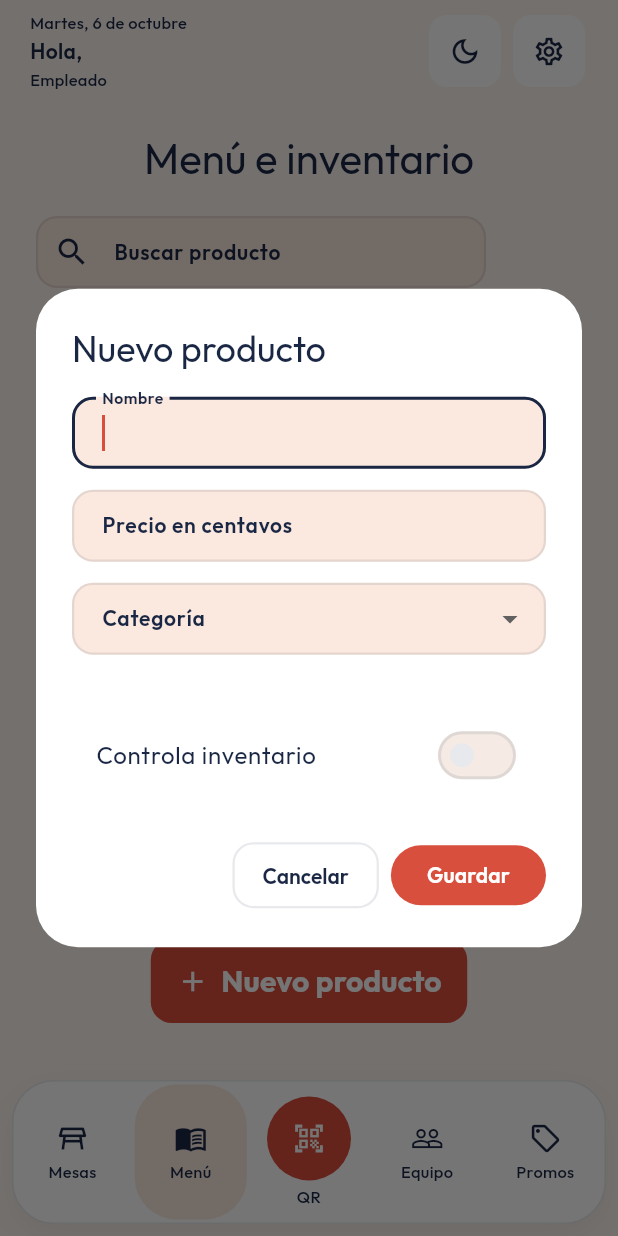
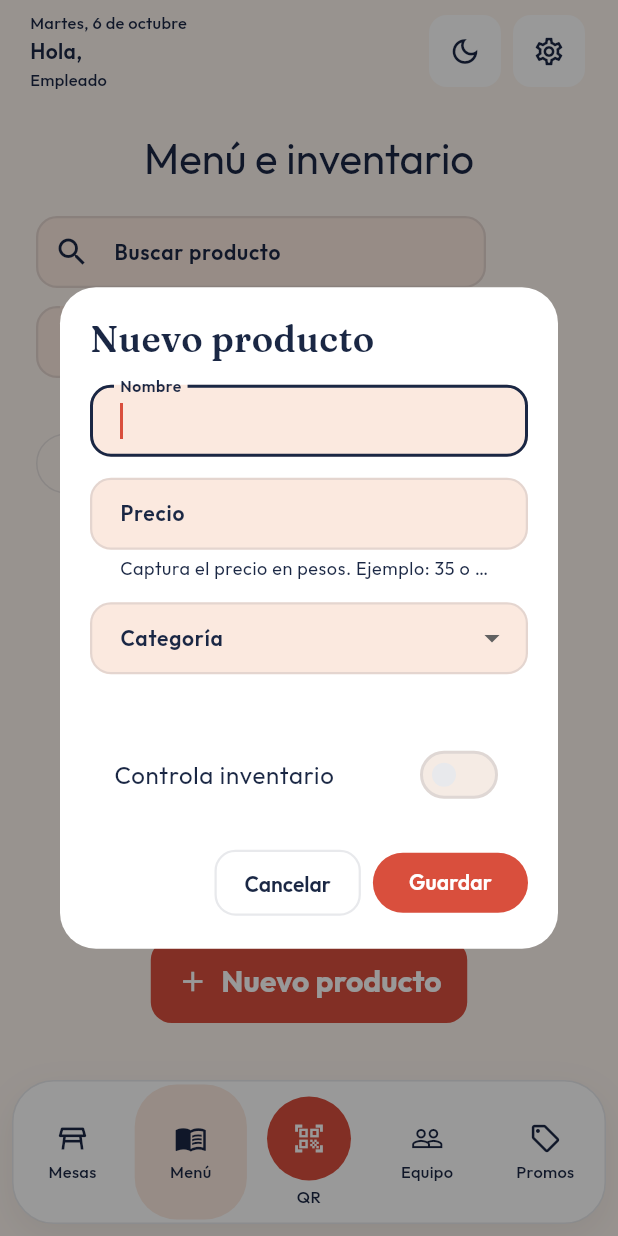
Before and after one commit to RVMiranda/flutter_carnitas_manager, a Flutter app: the InventoryView screen opened by its route, after a tap on "Nuevo producto", on a phone screen of 412 x 824 dp. Run offline on Flutter 3.47's test engine with Material 3 defaults, Android fonts, the phone set to English and light mode, and no system bars; our stand-ins replace connectivity_plus, drift, drift_flutter, flutter_dotenv, flutter_riverpod, go_router and 2 more; missing offline and left inert: mobile_scanner; accounts and stored records are empty; generated files the repository leaves out were written again.

Commit message:
fix: repair inventory sync and product pricing

```diff
--- a/lib/core/utils/currency_utils.dart
+++ b/lib/core/utils/currency_utils.dart
@@ -23,6 +23,14 @@ abstract final class CurrencyUtils {
     );
     if (cents == null) throw const FormatException('Importe fuera de rango.');
     return cents;
+  }
+
+  static bool isValidPesos(String pesos) {
+    try {
+      return pesosToCentavos(pesos) >= 0;
+    } on FormatException {
+      return false;
+    }
   }
 
   /// Formatea centavos como string de moneda para mostrar al usuario.
--- a/lib/features/inventory/domain/inventory_models.dart
+++ b/lib/features/inventory/domain/inventory_models.dart
@@ -1,4 +1,5 @@
 import 'package:uuid/uuid.dart';
+import '../../../core/utils/currency_utils.dart';
 
 enum InventoryMovementType { entry, sale, adjustment, cancellation, waste }
 
@@ -71,7 +72,10 @@ class ProductDraft {
 enum InventorySyncStatus { synced, pendingSync, rejected, requiresReview }
 
 class InventoryCatalogItem {
-  const InventoryCatalogItem({required this.product, this.syncStatus = InventorySyncStatus.synced});
+  const InventoryCatalogItem({
+    required this.product,
+    this.syncStatus = InventorySyncStatus.synced,
+  });
   final Object product;
   final InventorySyncStatus syncStatus;
 }
@@ -81,16 +85,24 @@ class ProductFormRules {
   static String? name(String? value) => value == null || value.trim().length < 2
       ? 'Escribe un nombre de al menos 2 caracteres.'
       : null;
-  static String? category(String? value) => value == null || value.trim().isEmpty
+  static String? category(String? value) =>
+      value == null || value.trim().isEmpty
       ? 'Selecciona una categoría.'
       : null;
   static String? price(String? value) {
     final parsed = int.tryParse((value ?? '').trim());
     return parsed == null || parsed < 0 ? 'Precio inválido en centavos.' : null;
   }
+
+  static String? pricePesos(String? value) =>
+      value == null || !CurrencyUtils.isValidPesos(value)
+      ? 'Precio inválido.'
+      : null;
   static String? stock(String? value) {
     final parsed = int.tryParse((value ?? '').trim());
-    return parsed == null || parsed < 0 ? 'Usa una cantidad entera no negativa.' : null;
+    return parsed == null || parsed < 0
+        ? 'Usa una cantidad entera no negativa.'
+        : null;
   }
 }
 
--- a/lib/features/inventory/presentation/inventory_view.dart
+++ b/lib/features/inventory/presentation/inventory_view.dart
@@ -2,6 +2,7 @@ import 'package:flutter/material.dart';
 import 'package:flutter_riverpod/flutter_riverpod.dart';
 import 'package:exquisssita_manager/shared/widgets/exquisssita_components.dart';
 import 'package:exquisssita_manager/data/local/database/app_database.dart';
+import 'package:exquisssita_manager/core/utils/currency_utils.dart';
 import '../domain/inventory_models.dart';
 import 'inventory_view_model.dart';
 
@@ -185,7 +186,9 @@ class _InventoryViewState extends ConsumerState<InventoryView> {
   ]) async {
     final name = TextEditingController(text: product?.nombre ?? ''),
         price = TextEditingController(
-          text: product == null ? '' : '${product.precioCentavos}',
+          text: product == null
+              ? ''
+              : '${product.precioCentavos ~/ 100}.${(product.precioCentavos % 100).abs().toString().padLeft(2, '0')}',
         ),
         category = TextEditingController(text: product?.categoria ?? ''),
         minimum = TextEditingController(
@@ -194,16 +197,39 @@ class _InventoryViewState extends ConsumerState<InventoryView> {
         initial = TextEditingController(text: '0');
     var controlled = product?.controlaInventario ?? false;
     final form = GlobalKey<FormState>();
-    await showDialog(
+    await showExquisssitaModal(
       context: context,
       builder: (dialogContext) => StatefulBuilder(
-        builder: (context, setState) => AlertDialog(
-          insetPadding: const EdgeInsets.symmetric(
-            horizontal: 24,
-            vertical: 28,
-          ),
-          title: Text(product == null ? 'Nuevo producto' : 'Editar producto'),
-          content: SizedBox(
+        builder: (context, setState) => ExquisssitaModal(
+          title: product == null ? 'Nuevo producto' : 'Editar producto',
+          equalActions: true,
+          actions: [
+            OutlinedButton(
+              onPressed: () => Navigator.pop(context),
+              child: const Text('Cancelar'),
+            ),
+            FilledButton(
+              onPressed: () async {
+                if (!form.currentState!.validate()) return;
+                await vm.save(
+                  ProductDraft(
+                    id: product?.id,
+                    name: name.text,
+                    priceCents: CurrencyUtils.pesosToCentavos(price.text),
+                    category: category.text,
+                    tracksInventory: controlled,
+                    minimumStock: int.parse(minimum.text),
+                    initialStock: int.parse(
+                      initial.text.isEmpty ? '0' : initial.text,
+                    ),
+                  ),
+                );
+                if (context.mounted) Navigator.pop(context);
+              },
+              child: const Text('Guardar'),
+            ),
+          ],
+          child: SizedBox(
             width: 520,
             child: Form(
               key: form,
@@ -221,10 +247,15 @@ class _InventoryViewState extends ConsumerState<InventoryView> {
                     TextFormField(
                       controller: price,
                       decoration: const InputDecoration(
-                        labelText: 'Precio en centavos',
+                        labelText: 'Precio',
+                        prefixText: '\$ ',
+                        helperText:
+                            'Captura el precio en pesos. Ejemplo: 35 o 35.50',
                       ),
-                      keyboardType: TextInputType.number,
-                      validator: ProductFormRules.price,
+                      keyboardType: const TextInputType.numberWithOptions(
+                        decimal: true,
+                      ),
+                      validator: ProductFormRules.pricePesos,
                     ),
                     DropdownButtonFormField<String>(
                       initialValue: _fixedCategories.contains(category.text)
@@ -275,32 +306,6 @@ class _InventoryViewState extends ConsumerState<InventoryView> {
               ),
             ),
           ),
-          actions: [
-            OutlinedButton(
-              onPressed: () => Navigator.pop(context),
-              child: const Text('Cancelar'),
-            ),
-            FilledButton(
-              onPressed: () async {
-                if (!form.currentState!.validate()) return;
-                await vm.save(
-                  ProductDraft(
-                    id: product?.id,
-                    name: name.text,
-                    priceCents: int.parse(price.text),
-                    category: category.text,
-                    tracksInventory: controlled,
-                    minimumStock: int.parse(minimum.text),
-                    initialStock: int.parse(
-                      initial.text.isEmpty ? '0' : initial.text,
-                    ),
-                  ),
-                );
-                if (context.mounted) Navigator.pop(context);
-              },
-              child: const Text('Guardar'),
-            ),
-          ],
         ),
       ),
     );
```
Also changed, not shown: lib/data/sync/critical_operation_repository.dart (+29 -0 lines), lib/shared/widgets/critical_operations_sheet.dart (+26 -5 lines).
